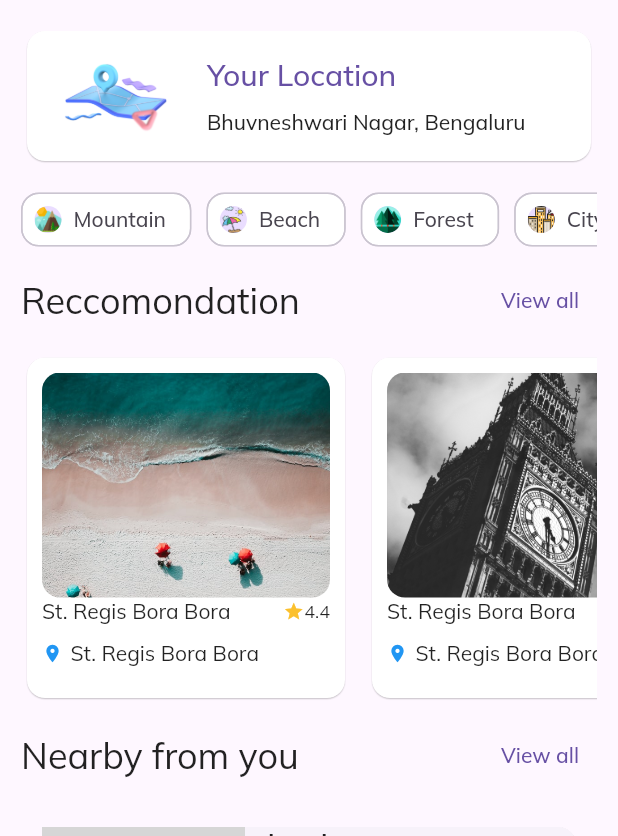
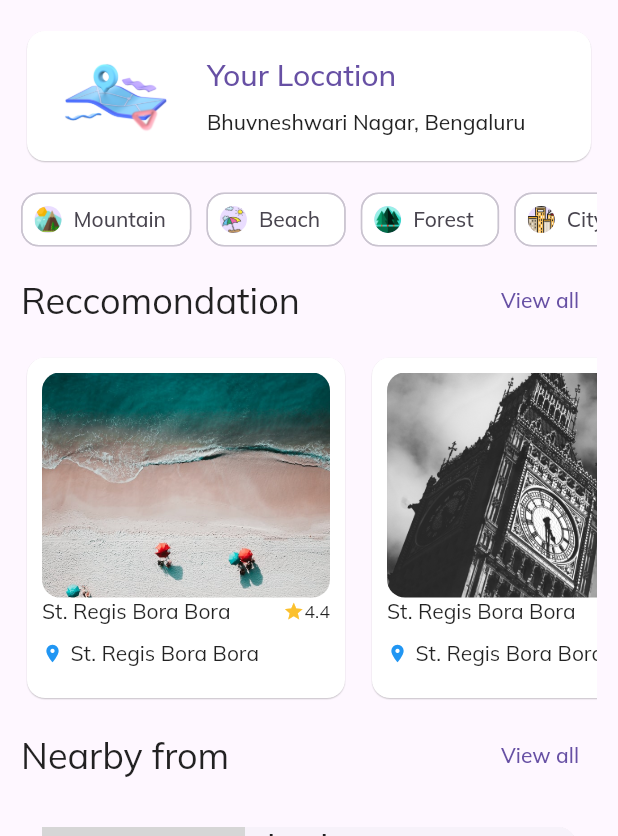
Before and after one commit to vijeth-simha/flutter_ui_playground, a Flutter app: the HomePage screen opened directly, on a phone screen of 412 x 824 dp, the part 80-916 px from its top. Run offline on Flutter 3.47's test engine with Material 2 defaults, Android fonts, the phone set to English and light mode, and no system bars; our stand-ins replace google_fonts, ionicons; grey boxes are pictures that could not be loaded.

Commit message:
pushed the code

```diff
--- a/lib/pages/home_page.dart
+++ b/lib/pages/home_page.dart
@@ -62,7 +62,7 @@ class HomePage extends StatelessWidget {
           Row(
             mainAxisAlignment: MainAxisAlignment.spaceBetween,
             children: [
-              Text("Nearby from you",
+              Text("Nearby from",
                   style: Theme.of(context).textTheme.headlineSmall),
               TextButton(onPressed: () {}, child: const Text("View all"))
             ],
```
